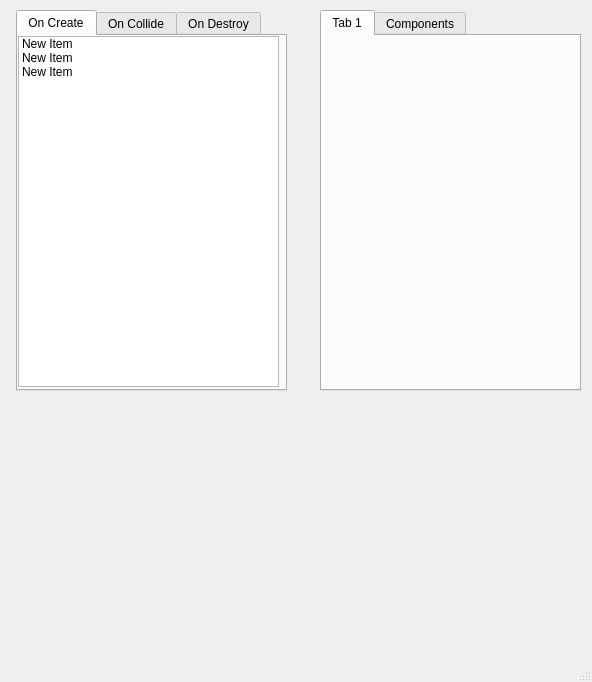
Qt form RootTools/AbilityEditor/UI/AbilityEditor.ui (kevinortegren/zombieshroom) before a commit.
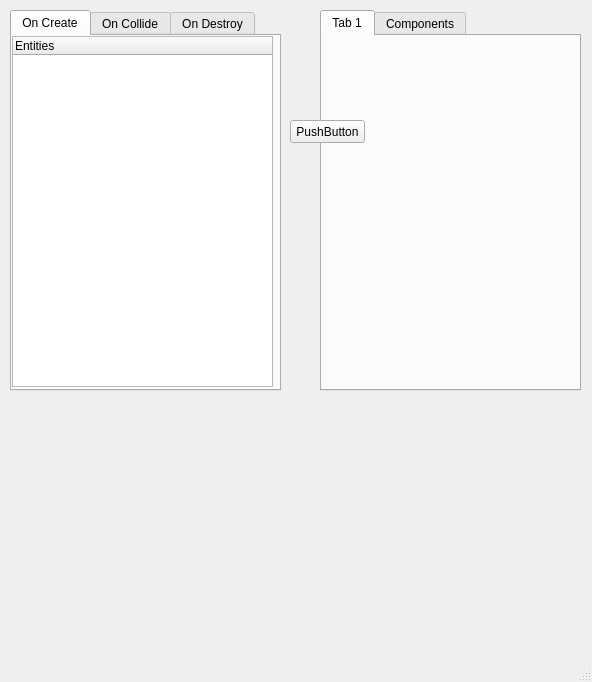
The same form after that commit. The open tabs and pages were chosen to show the change.

The edit to the form file:
```diff
--- a/RootTools/AbilityEditor/UI/AbilityEditor.ui
+++ b/RootTools/AbilityEditor/UI/AbilityEditor.ui
@@ -17,7 +17,7 @@
    <widget class="QTabWidget" name="abilityWidget">
     <property name="geometry">
      <rect>
-      <x>16</x>
+      <x>10</x>
       <y>10</y>
       <width>271</width>
       <height>381</height>
@@ -30,7 +30,7 @@
      <attribute name="title">
       <string>On Create</string>
      </attribute>
-     <widget class="QListWidget" name="entityList">
+     <widget class="QTreeWidget" name="treeOnCreate">
       <property name="geometry">
        <rect>
         <x>0</x>
@@ -39,29 +39,11 @@
         <height>351</height>
        </rect>
       </property>
-      <property name="font">
-       <font>
-        <pointsize>9</pointsize>
-       </font>
-      </property>
-      <property name="viewMode">
-       <enum>QListView::ListMode</enum>
-      </property>
-      <item>
+      <column>
        <property name="text">
-        <string>New Item</string>
+        <string>Entities</string>
        </property>
-      </item>
-      <item>
-       <property name="text">
-        <string>New Item</string>
-       </property>
-      </item>
-      <item>
-       <property name="text">
-        <string>New Item</string>
-       </property>
-      </item>
+      </column>
      </widget>
     </widget>
     <widget class="QWidget" name="tabOnCollide">
@@ -161,6 +143,19 @@
      </rect>
     </property>
    </widget>
+   <widget class="QPushButton" name="pushButton">
+    <property name="geometry">
+     <rect>
+      <x>290</x>
+      <y>120</y>
+      <width>75</width>
+      <height>23</height>
+     </rect>
+    </property>
+    <property name="text">
+     <string>PushButton</string>
+    </property>
+   </widget>
   </widget>
   <widget class="QMenuBar" name="menuBar">
    <property name="geometry">
```
Left out of the diff: 19 changed lines with no effect on the pictures.
